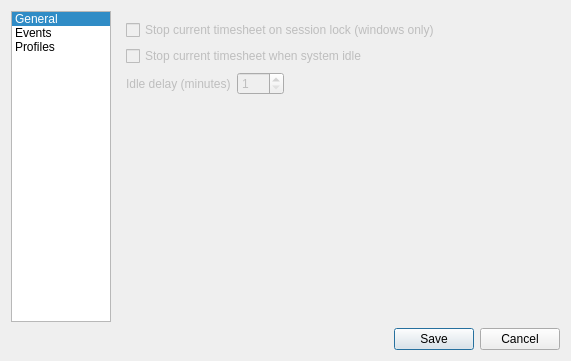
Before: the Qt Designer form src/gui/settingsdialog.ui in AlexandrePTJ/kemai, drawn with Qt 5.
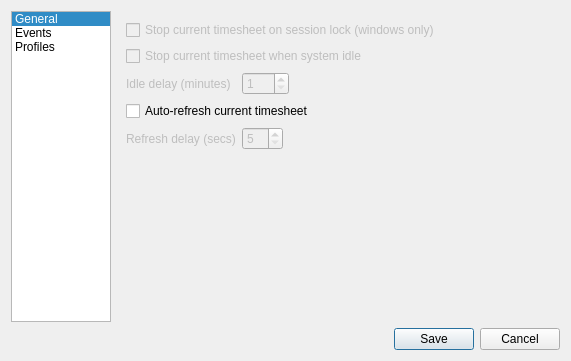
After: the same form once the commit is applied. The open tabs and pages were chosen to show the change. Icons and pictures are not drawn.

Commit message: #80 Add auto-refresh timesheet feature

Diff of the .ui file:
```diff
--- a/src/gui/settingsdialog.ui
+++ b/src/gui/settingsdialog.ui
@@ -155,6 +155,53 @@
            </item>
           </layout>
          </item>
+         <item row="4" column="0">
+          <widget class="QLabel" name="label_4">
+           <property name="enabled">
+            <bool>false</bool>
+           </property>
+           <property name="text">
+            <string>Refresh delay (secs)</string>
+           </property>
+          </widget>
+         </item>
+         <item row="4" column="1">
+          <layout class="QHBoxLayout" name="horizontalLayout_6">
+           <item>
+            <widget class="QSpinBox" name="sbAutoRefreshDelay">
+             <property name="enabled">
+              <bool>false</bool>
+             </property>
+             <property name="minimum">
+              <number>5</number>
+             </property>
+             <property name="maximum">
+              <number>60</number>
+             </property>
+            </widget>
+           </item>
+           <item>
+            <spacer name="horizontalSpacer_3">
+             <property name="orientation">
+              <enum>Qt::Horizontal</enum>
+             </property>
+             <property name="sizeHint" stdset="0">
+              <size>
+               <width>40</width>
+               <height>20</height>
+              </size>
+             </property>
+            </spacer>
+           </item>
+          </layout>
+         </item>
+         <item row="3" column="0" colspan="2">
+          <widget class="QCheckBox" name="cbAutoRefreshCurrentTimeSheet">
+           <property name="text">
+            <string>Auto-refresh current timesheet</string>
+           </property>
+          </widget>
+         </item>
         </layout>
        </widget>
        <widget class="QWidget" name="profilesPage">
```
Left out of the diff: 32 changed lines with no effect on the pictures. The commit also changes 9 other files.
